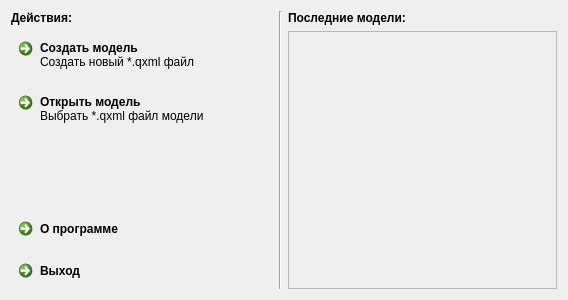
alekseyl1992/qmb, file interface/homewidget.ui: the form before one commit.
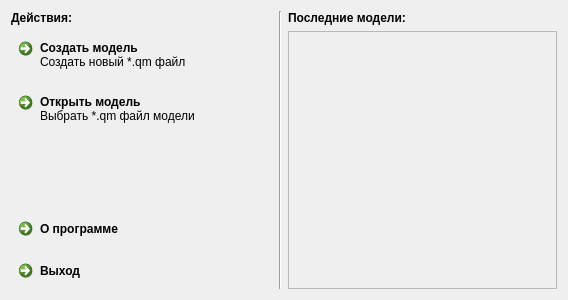
The form after the commit.

Commit message: Добавил грубую имплементацию загрузки и создания модели

What changed in the file:
```diff
--- a/interface/homewidget.ui
+++ b/interface/homewidget.ui
@@ -59,7 +59,7 @@
           <bool>true</bool>
          </property>
          <property name="description">
-          <string>Создать новый *.qxml файл</string>
+          <string>Создать новый *.qm файл</string>
          </property>
         </widget>
        </item>
@@ -81,7 +81,7 @@
           <string>Открыть модель</string>
          </property>
          <property name="description">
-          <string>Выбрать *.qxml файл модели</string>
+          <string>Выбрать *.qm файл модели</string>
          </property>
         </widget>
        </item>
```
The commit also changes 14 other files.
